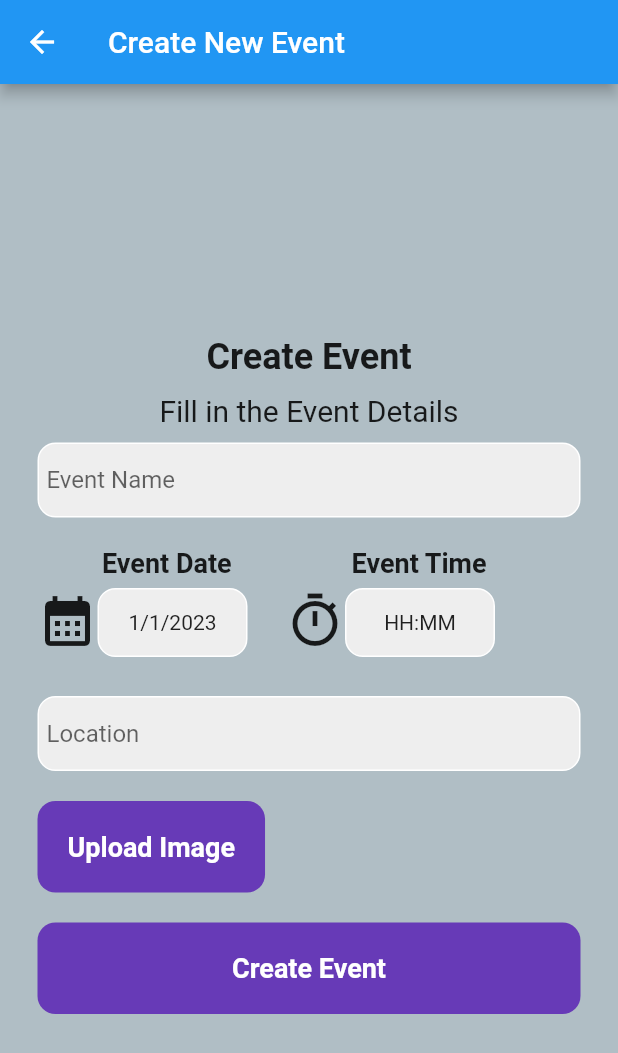
After one commit to irfantijanie8/volprog, a Flutter app: the screen it shows once a user with an empty profile is signed in, after a tap on "Register Event", on a phone screen of 412 x 824 dp. The commit adds this screen. Shown: the top 1053 px of the screen. Run offline on Flutter 3.47's test engine with Material 2 defaults, Android fonts, the light colour scheme and no system bars; our stand-ins replace cloud_firestore, file_picker, firebase_auth, firebase_core, firebase_storage; accounts and stored records are empty.

Commit message:
second commit

```diff
--- /dev/null
+++ b/lib/create_event.dart
@@ -0,0 +1,346 @@
+import 'dart:io';
+
+import 'package:cloud_firestore/cloud_firestore.dart';
+import 'package:firebase_auth/firebase_auth.dart';
+import 'package:firebase_storage/firebase_storage.dart';
+import 'package:flutter/material.dart';
+import 'package:file_picker/file_picker.dart';
+
+class createEvent extends StatefulWidget {
+  const createEvent({super.key});
+
+  @override
+  State<createEvent> createState() => _createEventState();
+}
+
+class _createEventState extends State<createEvent> {
+  final user = FirebaseAuth.instance.currentUser!;
+  PlatformFile? pickedFile;
+
+  DateTime todayDate = DateTime.now();
+  DateTime eventDate = DateTime.now();
+
+  TimeOfDay todayTime = TimeOfDay.now();
+  TimeOfDay eventTime = TimeOfDay.now();
+
+  String dateFormat = 'DD/MM/YY';
+  String timeFormat = 'HH:MM';
+
+  //controller
+  final _eventNameController = TextEditingController();
+  final _eventDateController = TextEditingController();
+  final _eventTimeController = TextEditingController();
+  final _eventLocationController = TextEditingController();
+
+  @override
+  void dispose() {
+    _eventNameController.dispose();
+    _eventDateController.dispose();
+    _eventTimeController.dispose();
+    _eventLocationController.dispose();
+  }
+
+  //upload file
+  Future uploadFile(DocumentReference docRef) async {
+    final path = 'files/${docRef.id}.png';
+    final file = File(pickedFile!.path!);
+
+    final ref = FirebaseStorage.instance.ref().child(path);
+    ref.putFile(file);
+  }
+
+  //select file
+  Future selectFile() async {
+    final result = await FilePicker.platform.pickFiles();
+    if (result == null) return;
+
+    setState(() {
+      pickedFile = result.files.first;
+    });
+  }
+
+  //send event to firebase
+  Future eventCreation() async {
+    String name = _eventNameController.text.trim();
+
+    if (name == "") return;
+
+    DocumentReference docRef =
+        await FirebaseFirestore.instance.collection('event').add({
+      'event name': _eventNameController.text.trim(),
+      'event date': '${eventDate.day}/${eventDate.month}/${eventDate.year}',
+      'event time': '${eventTime.hour}:${eventTime.minute}',
+    });
+
+    await FirebaseFirestore.instance
+        .collection('createdEvent')
+        .doc(user.uid + docRef.id)
+        .set({
+      'event id': docRef.id,
+    });
+    if (pickedFile!.name != "") uploadFile(docRef);
+    Navigator.pop(context);
+  }
+
+  @override
+  Widget build(BuildContext context) {
+    return Scaffold(
+      backgroundColor: Colors.blueGrey[200],
+      appBar: AppBar(
+        title: Text('Create New Event'),
+      ),
+      body: SafeArea(
+        child: Center(
+          child: SingleChildScrollView(
+            child: Column(
+              mainAxisAlignment: MainAxisAlignment.center,
+              children: [
+                SizedBox(height: 20),
+                Text(
+                  'Create Event',
+                  style: TextStyle(
+                    fontWeight: FontWeight.bold,
+                    fontSize: 24,
+                  ),
+                ),
+                SizedBox(height: 10),
+                Text(
+                  'Fill in the Event Details',
+                  style: TextStyle(
+                    fontSize: 20,
+                  ),
+                ),
+                SizedBox(height: 10),
+
+                //event name textfield
+                Padding(
+                  padding: const EdgeInsets.symmetric(horizontal: 25.0),
+                  child: Container(
+                    decoration: BoxDecoration(
+                      color: Colors.grey[200],
+                      border: Border.all(color: Colors.white),
+                      borderRadius: BorderRadius.circular(12),
+                    ),
+                    child: Padding(
+                      padding: const EdgeInsets.symmetric(horizontal: 5),
+                      child: TextField(
+                        controller: _eventNameController,
+                        decoration: InputDecoration(
+                          border: InputBorder.none,
+                          hintText: 'Event Name',
+                        ),
+                      ),
+                    ),
+                  ),
+                ),
+                SizedBox(height: 20),
+
+                //event date event time text
+                Row(
+                  children: [
+                    Padding(
+                      padding: const EdgeInsets.only(left: 68, right: 80),
+                      child: Text('Event Date',
+                          style: TextStyle(
+                              fontSize: 18, fontWeight: FontWeight.bold)),
+                    ),
+                    Text('Event Time',
+                        style: TextStyle(
+                            fontSize: 18, fontWeight: FontWeight.bold))
+                  ],
+                ),
+
+                //date icon
+                Row(
+                  children: [
+                    ButtonTheme(
+                      child: Padding(
+                        padding: const EdgeInsets.only(
+                          left: 17,
+                          bottom: 10,
+                          top: 0,
+                        ),
+                        child: IconButton(
+                          icon: Icon(Icons.calendar_month, size: 40.0),
+                          onPressed: () async {
+                            DateTime? newDate = await showDatePicker(
+                                context: context,
+                                initialDate: todayDate,
+                                firstDate: todayDate,
+                                lastDate: DateTime(2100));
+                            if (newDate == null) return;
+
+                            setState(() => eventDate = newDate);
+                          },
+                        ),
+                      ),
+                    ),
+
+                    //date box
+                    Padding(
+                      padding: const EdgeInsets.symmetric(horizontal: 0),
+                      child: Container(
+                        decoration: BoxDecoration(
+                          color: Colors.grey[200],
+                          border: Border.all(color: Colors.white),
+                          borderRadius: BorderRadius.circular(12),
+                        ),
+                        width: 100,
+                        height: 46,
+                        child: Center(
+                          child: Text(
+                            ('${eventDate.day}/${eventDate.month}/${eventDate.year}'),
+                            style: TextStyle(fontSize: 14),
+                          ),
+                        ),
+                      ),
+                    ),
+
+                    //time icon
+                    ButtonTheme(
+                      child: Padding(
+                        padding: const EdgeInsets.only(
+                          left: 17,
+                          bottom: 10,
+                          top: 0,
+                        ),
+                        child: IconButton(
+                          icon: Icon(Icons.timer_outlined, size: 40.0),
+                          onPressed: () async {
+                            TimeOfDay? newTime = await showTimePicker(
+                                context: context,
+                                initialTime:
+                                    const TimeOfDay(hour: 00, minute: 0));
+
+                            if (newTime == null) return;
+
+                            setState(() => eventTime = newTime);
+                            setState(() => timeFormat =
+                                '${eventTime.hour}:${eventTime.minute}');
+                          },
+                        ),
+                      ),
+                    ),
+
+                    //time box
+                    Padding(
+                      padding: const EdgeInsets.symmetric(horizontal: 0),
+                      child: Container(
+                        decoration: BoxDecoration(
+                          color: Colors.grey[200],
+                          border: Border.all(color: Colors.white),
+                          borderRadius: BorderRadius.circular(12),
+                        ),
+                        width: 100,
+                        height: 46,
+                        child: Center(
+                          child: Text(
+                            timeFormat,
+                            style: TextStyle(fontSize: 14),
+                          ),
+                        ),
+                      ),
+                    ),
+                  ],
+                ),
+
+                SizedBox(height: 20),
+
+                //time textfield
+                Padding(
+                  padding: const EdgeInsets.symmetric(horizontal: 25.0),
+                  child: Container(
+                    decoration: BoxDecoration(
+                      color: Colors.grey[200],
+                      border: Border.all(color: Colors.white),
+                      borderRadius: BorderRadius.circular(12),
+                    ),
+                    child: Padding(
+                      padding: const EdgeInsets.symmetric(horizontal: 5.0),
+                      child: TextField(
+                        controller: _eventLocationController,
+                        obscureText: true,
+                        decoration: InputDecoration(
+                          border: InputBorder.none,
+                          hintText: 'Location',
+                        ),
+                      ),
+                    ),
+                  ),
+                ),
+                SizedBox(height: 20),
+
+                //insert image
+                Row(
+                  children: [
+                    Padding(
+                      padding: const EdgeInsets.symmetric(horizontal: 25),
+                      child: GestureDetector(
+                        onTap: selectFile,
+                        child: Container(
+                          padding: EdgeInsets.all(20),
+                          decoration: BoxDecoration(
+                            color: Colors.deepPurple,
+                            borderRadius: BorderRadius.circular(12),
+                          ),
+                          child: Center(
+                              child: Text('Upload Image',
+                                  style: TextStyle(
+                                    color: Colors.white,
+                                    fontWeight: FontWeight.bold,
+                                    fontSize: 18,
+                                  ))),
+                        ),
+                      ),
+                    ),
+                    if (pickedFile != null)
+                      Expanded(
+                        child: Container(
+                            color: Colors.blue[100],
+                            child: Center(
+                                child: Image.file(
+                              File(pickedFile!.path!),
+                              width: double.infinity,
+                              fit: BoxFit.cover,
+                            ))),
+                      )
+                  ],
+                ),
+                if (pickedFile != null)
+                  Padding(
+                    padding: const EdgeInsets.only(left: 200),
+                    child: Text(pickedFile!.name,
+                        style: TextStyle(
+                            fontSize: 12, fontWeight: FontWeight.bold)),
+                  ),
+
+                SizedBox(height: 20),
+                //create event button
+                Padding(
+                  padding: const EdgeInsets.symmetric(horizontal: 25),
+                  child: GestureDetector(
+                    onTap: eventCreation,
+                    child: Container(
+                      padding: EdgeInsets.all(20),
+                      decoration: BoxDecoration(
+                        color: Colors.deepPurple,
+                        borderRadius: BorderRadius.circular(12),
+                      ),
+                      child: Center(
+                          child: Text('Create Event',
+                              style: TextStyle(
+                                color: Colors.white,
+                                fontWeight: FontWeight.bold,
+                                fontSize: 18,
+                              ))),
+                    ),
+                  ),
+                ),
+              ],
+            ),
+          ),
+        ),
+      ),
+    );
+  }
+}
--- a/lib/home_page.dart
+++ b/lib/home_page.dart
@@ -1,6 +1,7 @@
 import 'package:cloud_firestore/cloud_firestore.dart';
 import 'package:firebase_auth/firebase_auth.dart';
 import 'package:flutter/material.dart';
+import 'package:volprog/create_event.dart';
 import 'package:volprog/get_user_name.dart';
 
 class HomePage extends StatefulWidget {
@@ -41,6 +42,16 @@ class _HomePageState extends State<HomePage> {
             color: Colors.deepPurple[200],
             child: Text('Sign out'),
           ),
+          ElevatedButton(
+            child: Text('Register Event'),
+            onPressed: () {
+              Navigator.push(context,
+                  MaterialPageRoute(builder: (context) => createEvent()));
+            },
+            style: ElevatedButton.styleFrom(
+              primary: Colors.purple,
+            ),
+          ),
           Expanded(
               child: FutureBuilder(
             future: getDocId(),
--- a/pubspec.yaml
+++ b/pubspec.yaml
@@ -32,13 +32,14 @@ dependencies:
   flutter:
     sdk: flutter
 
-
   # The following adds the Cupertino Icons font to your application.
   # Use with the CupertinoIcons class for iOS style icons.
   cupertino_icons: ^1.0.2
   firebase_auth: ^3.3.14
   cloud_firestore: ^3.1.13
   firebase_core_platform_interface: 4.5.1
+  file_picker: ^4.3.3
+  firebase_storage: ^10.3.11
 
 dev_dependencies:
   flutter_test:
```
Also changed, not shown: pubspec.lock, 2 other files.
